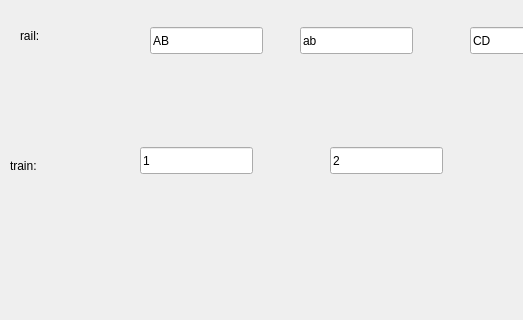
Before: the Qt Designer form mainwindow.ui in zhangxuran11/BroadcastControllerPkgDemo, drawn with Qt 5; both pictures show x 0 to 523 and y 150 to 470 of the 794 by 565 pixel window.
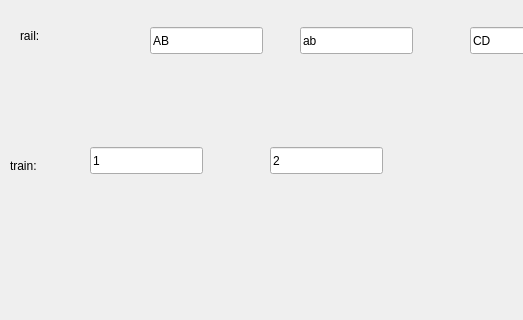
After: the same form once the commit is applied.

Patch:
```diff
--- a/mainwindow.ui
+++ b/mainwindow.ui
@@ -202,7 +202,7 @@
    <widget class="QLineEdit" name="train_trainID__line">
     <property name="geometry">
      <rect>
-      <x>140</x>
+      <x>90</x>
       <y>280</y>
       <width>113</width>
       <height>27</height>
@@ -215,7 +215,7 @@
    <widget class="QLineEdit" name="train_carID__line">
     <property name="geometry">
      <rect>
-      <x>330</x>
+      <x>270</x>
       <y>280</y>
       <width>113</width>
       <height>27</height>
```
